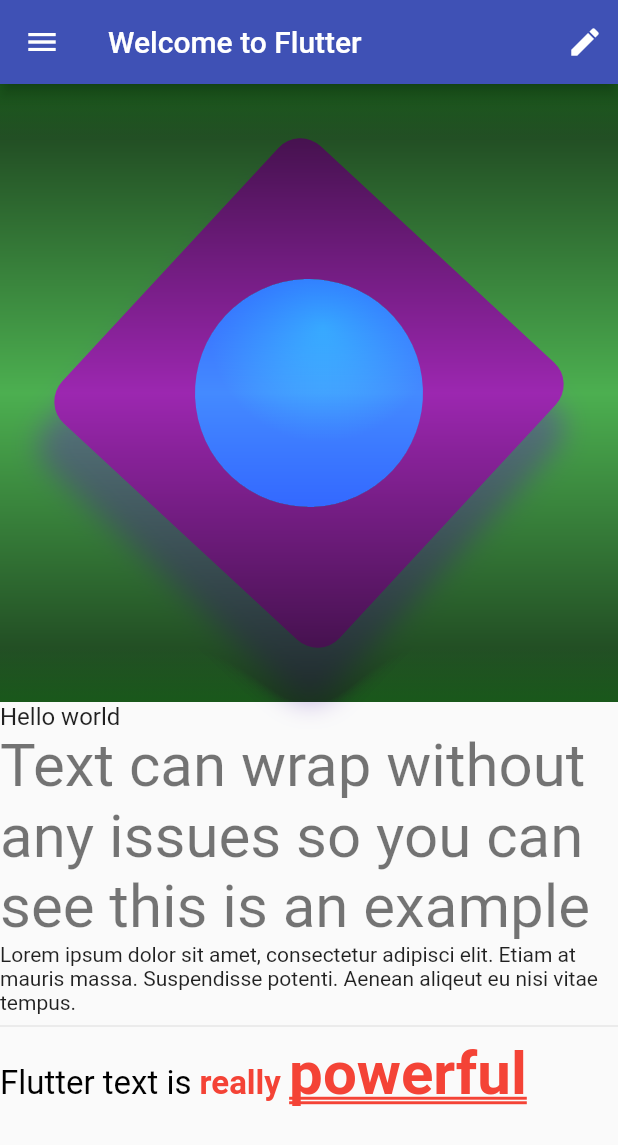
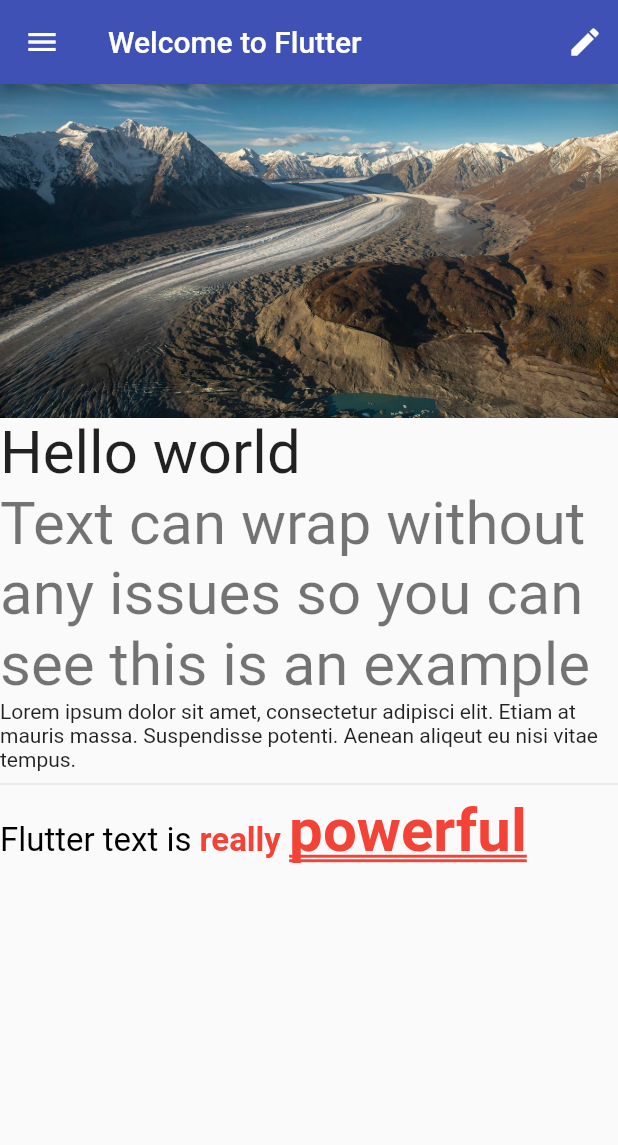
Before and after one commit to jarecsni/flutter_cookbook_examples, a Flutter app: the screen it shows after launch, on a phone screen of 412 x 824 dp. Shown: the top 1145 px of the screen. Run offline on Flutter 3.47's test engine with Material 2 defaults, Android fonts, the phone set to English and light mode, and no system bars; our stand-ins replace google_fonts.

Commit message:
Upgraded deps; Importing fonts and images page 143

```diff
--- a/lib/chapter4/basic_screen.dart
+++ b/lib/chapter4/basic_screen.dart
@@ -18,15 +18,26 @@ class BasicScreen extends StatelessWidget {
           )
         ],
       ),
-      body: const Column(
+      body: Column(
+        crossAxisAlignment: CrossAxisAlignment.start,
         children: [
-          AspectRatio(
-            aspectRatio: 1.0,
-            child: ImmutableWidget(),
+          Semantics(
+            image: true,
+            label: 'Beautiful montains',
+            child: Image.asset('assets/mountains.jpg'),
           ),
-          TextLayout(),
+          const TextLayout(),
         ],
       ),
+      // body: const Column(
+      //   children: [
+      //     AspectRatio(
+      //       aspectRatio: 1.0,
+      //       child: ImmutableWidget(),
+      //     ),
+      //     TextLayout(),
+      //   ],
+      // ),
       drawer: Drawer(
         child: Container(
           color: Colors.lightBlue,
--- a/lib/chapter4/text_layout.dart
+++ b/lib/chapter4/text_layout.dart
@@ -1,4 +1,5 @@
 import 'package:flutter/material.dart';
+import 'package:google_fonts/google_fonts.dart';
 
 class TextLayout extends StatelessWidget {
   const TextLayout({super.key});
@@ -8,9 +9,9 @@ class TextLayout extends StatelessWidget {
     return Column(
       crossAxisAlignment: CrossAxisAlignment.start,
       children: [
-        const Text(
+        Text(
           "Hello world",
-          style: TextStyle(fontSize: 16),
+          style: GoogleFonts.leckerliOne(fontSize: 40),
         ),
         Text(
           "Text can wrap without any issues so you can see this is an example",
--- a/pubspec.yaml
+++ b/pubspec.yaml
@@ -9,6 +9,7 @@ environment:
 dependencies:
   flutter:
     sdk: flutter
+  google_fonts: ^6.1.0
 
 dev_dependencies:
   flutter_test:
@@ -17,3 +18,6 @@ dev_dependencies:
 
 flutter:
   uses-material-design: true
+
+  assets:
+    - assets/
```
Also changed, not shown: assets/mountains.jpg (added), pubspec.lock, 10 other files.
